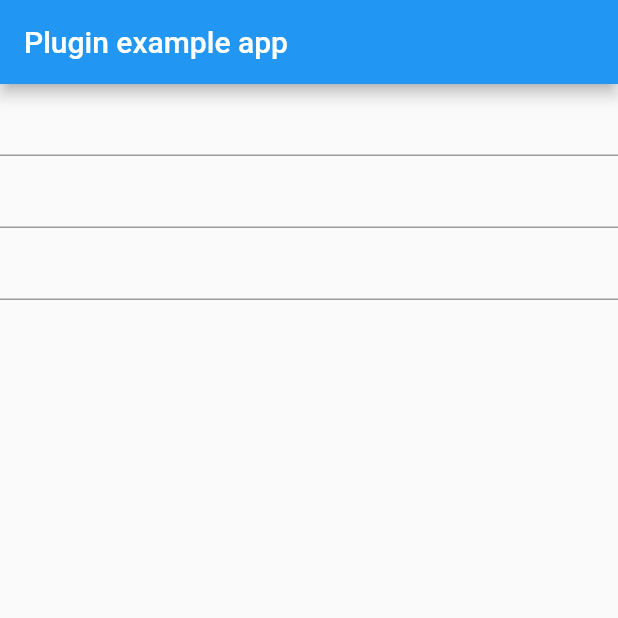
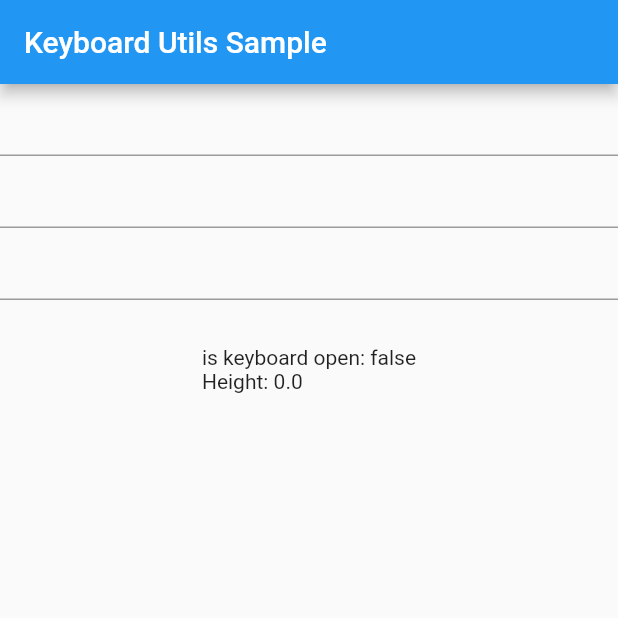
Before and after one commit to IsaiasSantana/keyboard_utils, a Flutter app: the screen it shows after launch, on a phone screen of 412 x 824 dp, the top half of it. Run offline on Flutter 3.47's test engine with Material 2 defaults, Android fonts, the light colour scheme and no system bars.

Commit message:
Update sample with Bloc

```diff
--- a/example/lib/main.dart
+++ b/example/lib/main.dart
@@ -1,3 +1,5 @@
+import 'dart:async';
+
 import 'package:flutter/material.dart';
 
 import 'package:keyboard_utils/keyboard_utils.dart';
@@ -5,26 +7,46 @@ import 'package:keyboard_utils/keyboard_listener.dart';
 
 void main() => runApp(MyApp());
 
+// Sample Bloc
+class KeyboardBloc {
+  KeyboardUtils  _keyboardUtils = KeyboardUtils();
+  StreamController<double> _streamController = StreamController<double>();
+  Stream<double> get stream => _streamController.stream;
+
+  KeyboardUtils get keyboardUtils => _keyboardUtils;
+
+  void start() {
+    _keyboardUtils.add(listener: KeyboardListener(
+        willHideKeyboard: () {
+          _streamController.sink.add(_keyboardUtils.keyboardHeight);
+        },
+        willShowKeyboard: (double keyboardHeight) {
+          _streamController.sink.add(keyboardHeight);
+        }
+    ));
+  }
+
+  void dispose() {
+    _keyboardUtils.dispose();
+    _streamController.close();
+  }
+}
+
+// App
 class MyApp extends StatefulWidget {
   @override
   _MyAppState createState() => _MyAppState();
 }
 
 class _MyAppState extends State<MyApp> {
-  KeyboardUtils  _keyboardUtils = KeyboardUtils();
+
+  KeyboardBloc _bloc = KeyboardBloc();
 
   @override
   void initState() {
     super.initState();
 
-    _keyboardUtils.add(listener: KeyboardListener(
-        willHideKeyboard: () {
-          print('called -> willHideKeyboard()');
-        },
-        willShowKeyboard: (double keyboardHeight) {
-          print('willShowKeyboard() height: $keyboardHeight');
-        }
-    ));
+    _bloc.start();
   }
 
   @override
@@ -32,7 +54,7 @@ class _MyAppState extends State<MyApp> {
     return MaterialApp(
       home: Scaffold(
         appBar: AppBar(
-          title: const Text('Plugin example app'),
+          title: const Text('Keyboard Utils Sample'),
         ),
         body: Center(
           child: Column(
@@ -40,6 +62,12 @@ class _MyAppState extends State<MyApp> {
               TextField(),
               TextField(keyboardType: TextInputType.number,),
               TextField(),
+              SizedBox(height: 30,),
+              StreamBuilder<double>(stream: _bloc.stream,
+                builder: (BuildContext context, AsyncSnapshot<double> snapshot) {
+                  return Text('is keyboard open: ${_bloc.keyboardUtils.isKeyboardOpen}\n'
+                  'Height: ${_bloc.keyboardUtils.keyboardHeight}');
+              }),
             ],
           ),
         ),
@@ -49,7 +77,7 @@ class _MyAppState extends State<MyApp> {
 
   @override
   void dispose() {
-    _keyboardUtils.dispose();
+    _bloc.dispose();
 
     super.dispose();
   }
```
